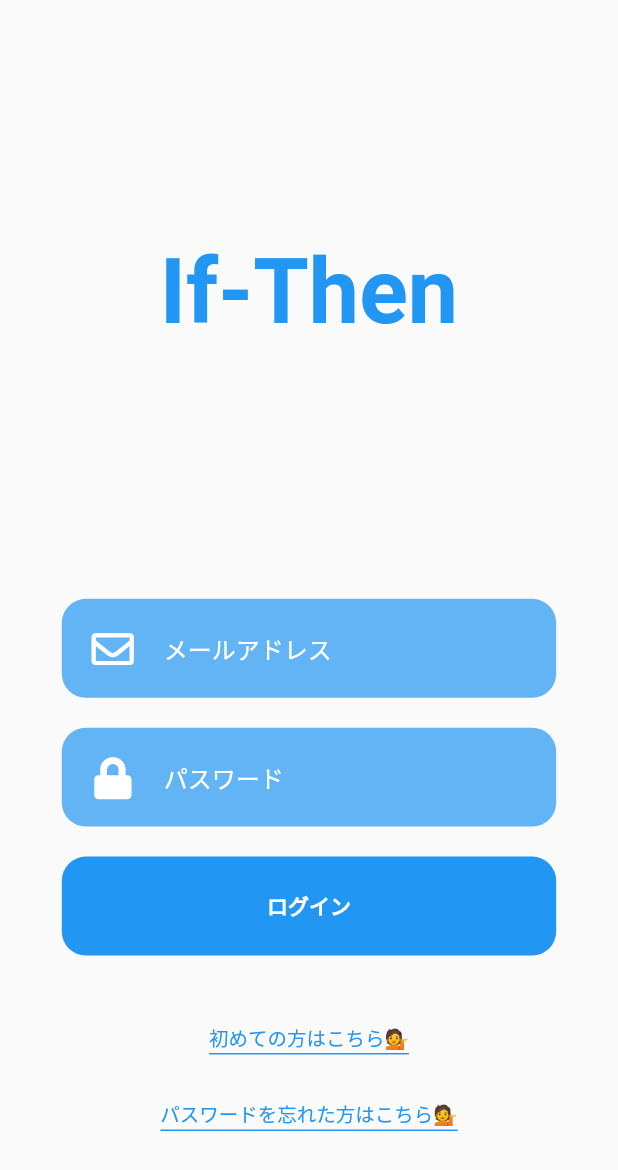
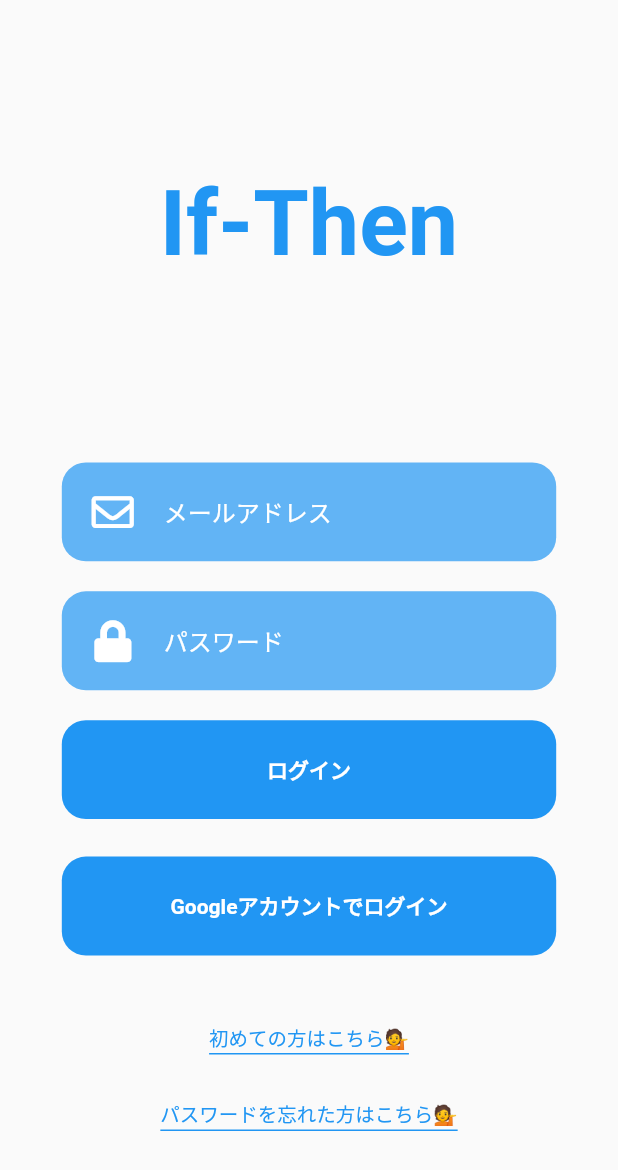
Before and after one commit to shimizu-saffle/if_then_app, a Flutter app: the screen it shows after launch, on a phone screen of 412 x 824 dp. Shown: the top 1170 px of the screen. Run offline on Flutter 3.47's test engine with Material 2 defaults, Android fonts, the phone set to English and light mode, and no system bars; our stand-ins replace cloud_firestore, firebase_auth, firebase_core, firebase_messaging, flutter_riverpod, font_awesome_flutter and 1 more; accounts and stored records are empty.

Commit message:
Googleアカウントでログインできる機能の実装

```diff
--- a/lib/views/account_page/login_page.dart
+++ b/lib/views/account_page/login_page.dart
@@ -1,6 +1,7 @@
 import 'package:flutter/material.dart';
 import 'package:font_awesome_flutter/font_awesome_flutter.dart';
 import 'package:if_then_app/controllers/pallete.dart';
+import 'package:if_then_app/widgets/GoogleLoginButton.dart';
 import 'package:if_then_app/widgets/login_button.dart';
 import 'package:if_then_app/widgets/password-input.dart';
 import 'package:if_then_app/widgets/mail-input.dart';
@@ -42,6 +43,8 @@ class LoginPage extends StatelessWidget {
               ),
               LoginButton(buttonName: 'ログイン'),
               SizedBox(height: 25),
+              GoogleLoginButton(buttonName: 'Googleアカウントでログイン'),
+              SizedBox(height: 25),
             ],
           ),
           SizedBox(
--- /dev/null
+++ b/lib/widgets/GoogleLoginButton.dart
@@ -0,0 +1,38 @@
+import 'package:flutter/material.dart';
+import 'package:flutter_riverpod/flutter_riverpod.dart';
+import 'package:if_then_app/controllers/login_controller.dart';
+
+class GoogleLoginButton extends StatelessWidget {
+  const GoogleLoginButton({Key? key, required this.buttonName})
+      : super(key: key);
+
+  final String? buttonName;
+
+  @override
+  Widget build(BuildContext context) {
+    Size size = MediaQuery.of(context).size;
+    return Consumer(builder: (context, watch, child) {
+      final logInController = watch(GoogleLogInProvider);
+      return Container(
+        height: size.height * 0.08,
+        width: size.width * 0.8,
+        decoration: BoxDecoration(
+          borderRadius: BorderRadius.circular(16),
+          color: Colors.blue,
+        ),
+        child: TextButton(
+          onPressed: () async {
+            await logInController.signInWithGoogle();
+          },
+          child: Text(
+            buttonName!,
+            style: TextStyle(
+              color: Colors.white,
+              fontWeight: FontWeight.bold,
+            ),
+          ),
+        ),
+      );
+    });
+  }
+}
```
Also changed, not shown: lib/controllers/login_controller.dart (+21 -1 lines), 1 other file.
